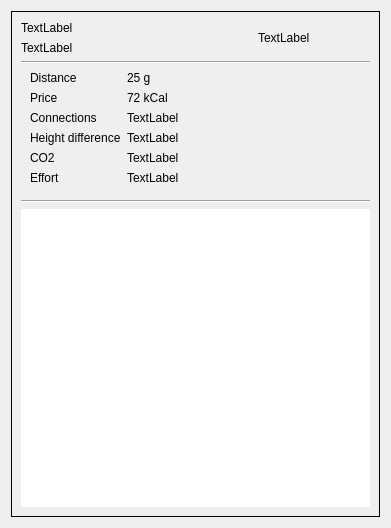
Old version of the form Interface/itineraire.ui in the repository kugelbltz/MiniMapsVisualisation.
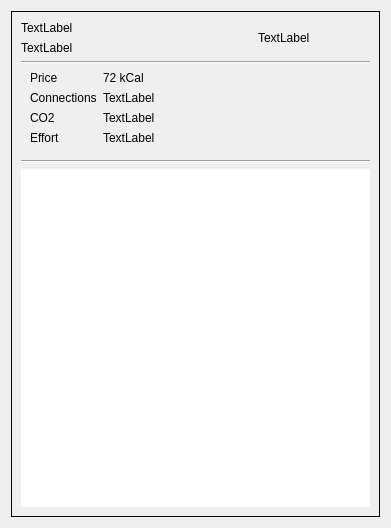
New version of the form.

What changed in the file:
```diff
--- a/Interface/itineraire.ui
+++ b/Interface/itineraire.ui
@@ -75,89 +75,61 @@
               <number>1</number>
              </property>
              <item row="0" column="0">
-              <widget class="QLabel" name="distance">
-               <property name="text">
-                <string>Distance</string>
-               </property>
-              </widget>
-             </item>
-             <item row="0" column="1">
-              <widget class="QLabel" name="distanceValue">
-               <property name="text">
-                <string>25 g</string>
-               </property>
-              </widget>
-             </item>
-             <item row="1" column="0">
               <widget class="QLabel" name="price">
                <property name="text">
                 <string>Price</string>
                </property>
               </widget>
              </item>
-             <item row="1" column="1">
+             <item row="0" column="1">
               <widget class="QLabel" name="priceValue">
                <property name="text">
                 <string>72 kCal</string>
                </property>
               </widget>
              </item>
-             <item row="2" column="0">
+             <item row="1" column="0">
               <widget class="QLabel" name="connections">
                <property name="text">
                 <string>Connections</string>
                </property>
               </widget>
              </item>
-             <item row="2" column="1">
+             <item row="1" column="1">
               <widget class="QLabel" name="connectionsValue">
                <property name="text">
                 <string>TextLabel</string>
                </property>
               </widget>
              </item>
-             <item row="3" column="0">
-              <widget class="QLabel" name="heightDifference">
+             <item row="2" column="0">
+              <widget class="QLabel" name="co2">
                <property name="text">
-                <string>Height difference</string>
+                <string>CO2</string>
                </property>
               </widget>
              </item>
-             <item row="3" column="1">
-              <widget class="QLabel" name="heightDifferenceValue">
-               <property name="text">
-                <string>TextLabel</string>
-               </property>
-              </widget>
-             </item>
-             <item row="4" column="1">
+             <item row="2" column="1">
               <widget class="QLabel" name="co2Value">
                <property name="text">
                 <string>TextLabel</string>
                </property>
               </widget>
              </item>
-             <item row="5" column="0">
+             <item row="3" column="0">
               <widget class="QLabel" name="effort">
                <property name="text">
                 <string>Effort</string>
                </property>
               </widget>
              </item>
-             <item row="5" column="1">
+             <item row="3" column="1">
               <widget class="QLabel" name="effortValue">
                <property name="text">
                 <string>TextLabel</string>
                </property>
               </widget>
              </item>
-             <item row="4" column="0">
-              <widget class="QLabel" name="co2">
-               <property name="text">
-                <string>CO2</string>
-               </property>
-              </widget>
-             </item>
             </layout>
            </widget>
           </item>
```
